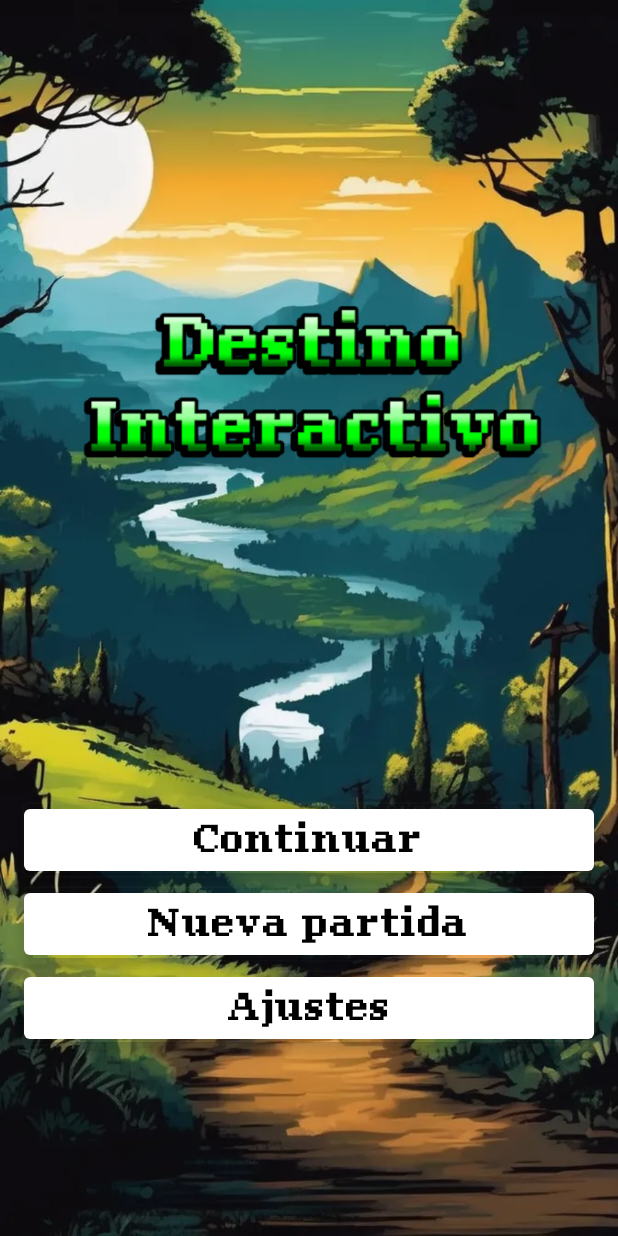
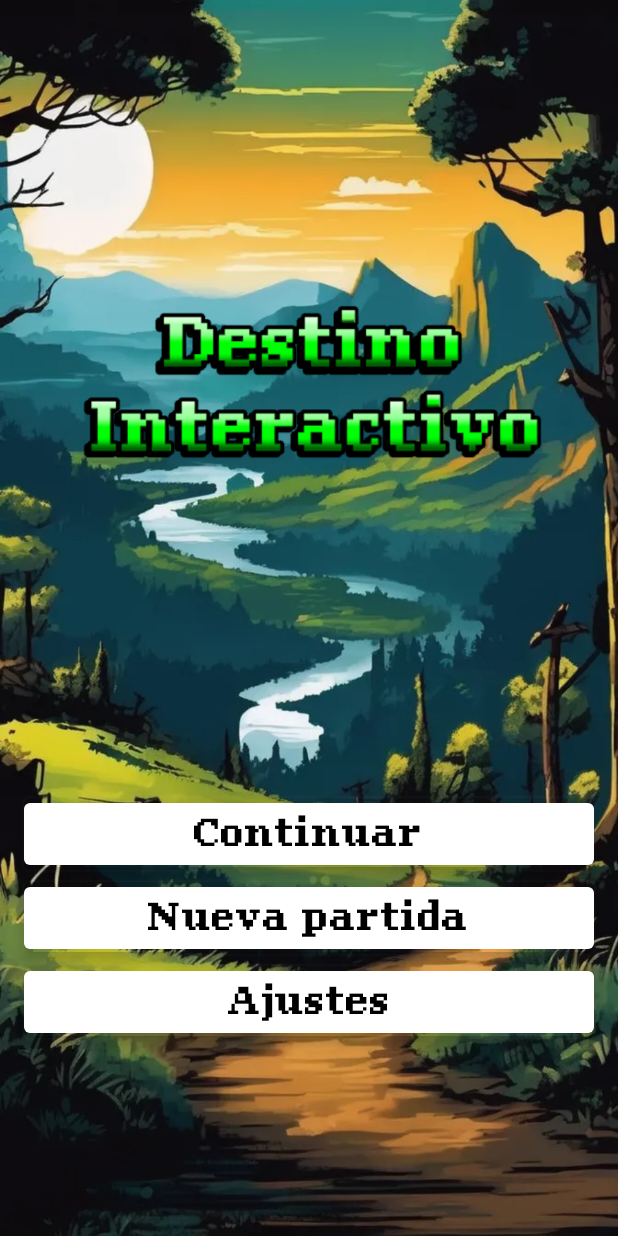
Before and after one commit to Osore66/DestinoInteractivo, an Android app built with Jetpack Compose: the screen it shows after launch (MainActivity), on a phone screen of 412 x 824 dp. Run offline under Robolectric (Android 15) with nearby library versions, the phone set to English and light mode, and no system bars.

Commit message:
Cambios a padding en MainScreen

```diff
--- a/app/src/main/java/com/example/destinointeractivo/Screens/MainScreen.kt
+++ b/app/src/main/java/com/example/destinointeractivo/Screens/MainScreen.kt
@@ -77,13 +77,13 @@ fun MainScreen(navController: NavController, navViewModel: NavViewModel) {
         Column(
             modifier = Modifier
                 .fillMaxWidth()
-                .padding(top = 400.dp)
+                .padding(start = 16.dp, top = 400.dp, end = 16.dp)
                 .align(Alignment.Center), // Centrar la columna
             horizontalAlignment = Alignment.CenterHorizontally,
-            verticalArrangement = Arrangement.Center // Centrar verticalmente
+            verticalArrangement = Arrangement.spacedBy(8.dp)  // Separación de los botones
         ) {
             val buttonShape = buttonShape // Define la forma del botón
-            val padding = PaddingValues(start = 16.dp, end = 16.dp, top = 8.dp)
+            val paddingTopBotones = PaddingValues(top = 0.dp)
             val tamanyoFuenteMainscreen = 25.sp
 
             Button(
@@ -93,7 +93,7 @@ fun MainScreen(navController: NavController, navViewModel: NavViewModel) {
                     // Acción de continuar
                 },
                 modifier = Modifier
-                    .padding(padding)
+                    .padding(paddingTopBotones)
                     .fillMaxWidth(1f)
                     .shadow(
                         elevation = 5.dp,
@@ -121,7 +121,7 @@ fun MainScreen(navController: NavController, navViewModel: NavViewModel) {
                     // Acción de nueva partida
                 },
                 modifier = Modifier
-                    .padding(padding)
+                    .padding(paddingTopBotones)
                     .fillMaxWidth(1f)
                     .shadow(
                         elevation = 5.dp,
@@ -148,7 +148,7 @@ fun MainScreen(navController: NavController, navViewModel: NavViewModel) {
                     navController.navigate(route = AppScreens.Ajustes.route)
                 },
                 modifier = Modifier
-                    .padding(padding)
+                    .padding(paddingTopBotones)
                     .fillMaxWidth(1f)
                     .shadow(
                         elevation = 5.dp,
--- a/app/src/main/java/com/example/destinointeractivo/Screens/Prueba.kt
+++ b/app/src/main/java/com/example/destinointeractivo/Screens/Prueba.kt
@@ -66,7 +66,7 @@ fun Prueba(navController: NavController, navViewModel: NavViewModel) {
         modifier = Modifier
             .fillMaxSize()
             .background(Color(0xFF202020))
-            .padding(start = 16.dp, end = 16.dp, top = 40.dp, bottom = 80.dp)
+            .padding(start = 16.dp, end = 16.dp, top = 40.dp)
     ) {
         Column(
             modifier = Modifier.align(Alignment.TopStart)
```
